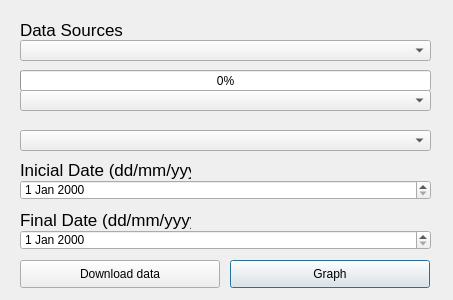
The window that ui/watering_datachannels_dialog.ui (Ingeniousware/QGISWaterIng) describes before a commit, drawn with Qt 5.
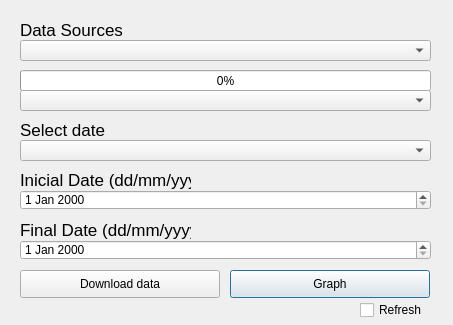
The same window after the commit.

What changed in the file:
```diff
--- a/ui/watering_datachannels_dialog.ui
+++ b/ui/watering_datachannels_dialog.ui
@@ -10,7 +10,7 @@
     <x>0</x>
     <y>0</y>
     <width>453</width>
-    <height>300</height>
+    <height>325</height>
    </rect>
   </property>
   <property name="windowTitle">
@@ -88,11 +88,35 @@
    </property>
   </widget>
 
+<widget class="QLabel" name="dateLabel">
+   <property name="enabled">
+    <bool>true</bool>
+   </property>
+   <property name="geometry">
+    <rect>
+     <x>20</x>
+     <y>120</y>
+     <width>171</width>
+     <height>20</height>
+    </rect>
+   </property>
+   <property name="font">
+    <font>
+     <pointsize>13</pointsize>
+     <weight>50</weight>
+     <bold>false</bold>
+    </font>
+   </property>
+   <property name="text">
+    <string>Select date</string>
+   </property>
+  </widget>
+
   <widget class="QComboBox" name="selectdate_box">
    <property name="geometry">
     <rect>
      <x>20</x>
-     <y>130</y>
+     <y>140</y>
      <width>411</width>
      <height>21</height>
     </rect>
@@ -106,7 +130,7 @@
    <property name="geometry">
     <rect>
      <x>20</x>
-     <y>160</y>
+     <y>170</y>
      <width>171</width>
      <height>20</height>
     </rect>
@@ -127,7 +151,7 @@
    <property name="geometry">
     <rect>
      <x>20</x>
-     <y>180</y>
+     <y>190</y>
      <width>411</width>
      <height>20</height>
     </rect>
@@ -141,7 +165,7 @@
    <property name="geometry">
     <rect>
      <x>20</x>
-     <y>210</y>
+     <y>220</y>
      <width>171</width>
      <height>20</height>
     </rect>
@@ -162,7 +186,7 @@
    <property name="geometry">
     <rect>
      <x>20</x>
-     <y>230</y>
+     <y>240</y>
      <width>411</width>
      <height>20</height>
     </rect>
@@ -173,7 +197,7 @@
    <property name="geometry">
     <rect>
      <x>230</x>
-     <y>260</y>
+     <y>270</y>
      <width>200</width>
      <height>28</height>
     </rect>
@@ -187,7 +211,7 @@
    <property name="geometry">
     <rect>
      <x>20</x>
-     <y>260</y>
+     <y>270</y>
      <width>200</width>
      <height>28</height>
     </rect>
@@ -197,6 +221,29 @@
    </property>
   </widget>
 
+  <widget class="QCheckBox" name="RefreshGraphs">
+   <property name="geometry">
+      <rect>
+         <x>360</x>
+         <y>295</y>
+         <width>70</width>
+         <height>30</height>
+      </rect>
+   </property>
+   <property name="text">
+      <string>Refresh</string>
+   </property>
+   <property name="styleSheet">
+      <string>
+         QPushButton {
+            border: none;
+            background-color: transparent;
+            color: gray;
+         }
+      </string>
+   </property>
+</widget>
+
   <widget class="QProgressBar" name="progressBar">
    <property name="geometry">
     <rect>
```
